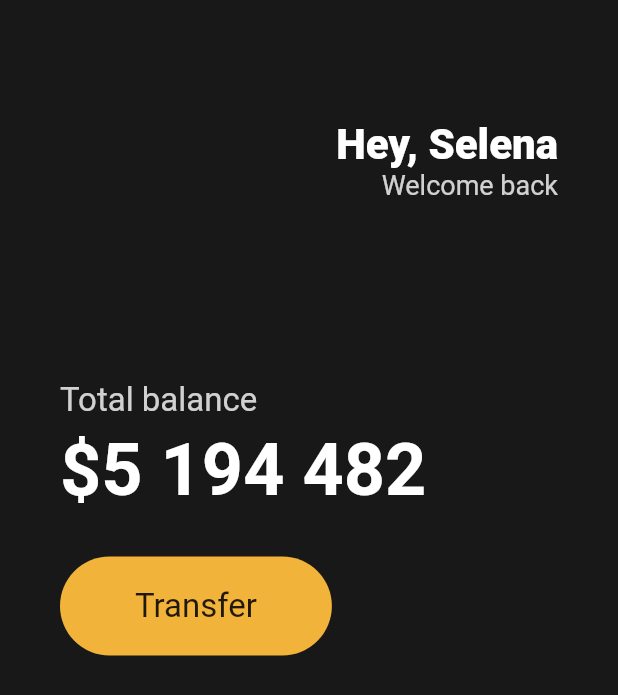
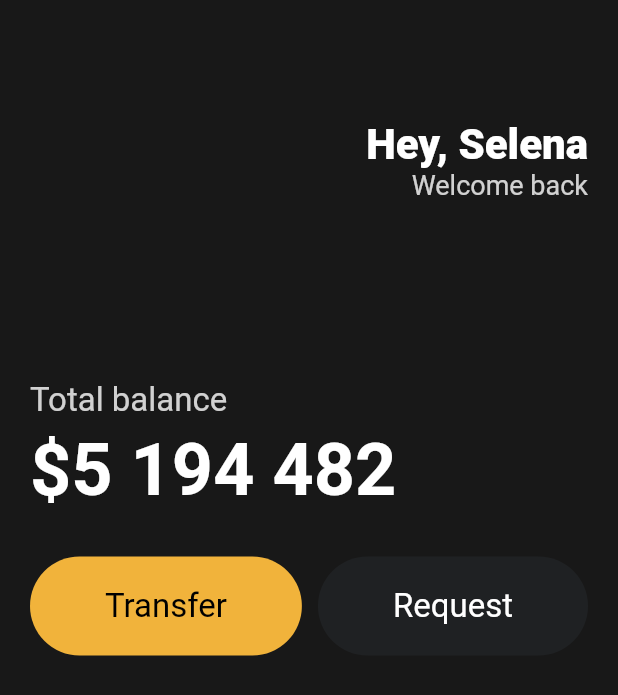
Before and after one commit to wesbin/flutter-study, a Flutter app: the screen it shows after launch, on a phone screen of 412 x 824 dp. Shown: the top 695 px of the screen. Run offline on Flutter 3.47's test engine with Material 2 defaults, Android fonts, the light colour scheme and no system bars.

Commit message:
3.5 Reusable Widgets end

```diff
--- a/toonflix/analysis_options.yaml
+++ b/toonflix/analysis_options.yaml
@@ -21,7 +21,7 @@
   # `// ignore_for_file: name_of_lint` syntax on the line or in the file
   # producing the lint.
   rules:
-    prefer_const_constructors: false
+#    prefer_const_constructors: false
     # avoid_print: false  # Uncomment to disable the `avoid_print` rule
     # prefer_single_quotes: true  # Uncomment to enable the `prefer_single_quotes` rule
 
--- a/toonflix/lib/main.dart
+++ b/toonflix/lib/main.dart
@@ -1,4 +1,5 @@
 import 'package:flutter/material.dart';
+import 'package:toonflix/widgets/button.dart';
 
 void main() {
   runApp(const App());
@@ -11,15 +12,15 @@
   Widget build(BuildContext context) {
     return MaterialApp(
       home: Scaffold(
-        backgroundColor: Color(0xFF181818),
+        backgroundColor: const Color(0xFF181818),
         body: Padding(
-          padding: EdgeInsets.symmetric(
-            horizontal: 40,
+          padding: const EdgeInsets.symmetric(
+            horizontal: 20,
           ),
           child: Column(
             crossAxisAlignment: CrossAxisAlignment.start,
             children: [
-              SizedBox(
+              const SizedBox(
                 height: 80,
               ),
               Row(
@@ -28,7 +29,7 @@
                   Column(
                     crossAxisAlignment: CrossAxisAlignment.end,
                     children: [
-                      Text(
+                      const Text(
                         "Hey, Selena",
                         style: TextStyle(
                           color: Colors.white,
@@ -47,7 +48,7 @@
                   )
                 ],
               ),
-              SizedBox(
+              const SizedBox(
                 height: 120,
               ),
               Text(
@@ -57,10 +58,10 @@
                   fontSize: 22,
                 ),
               ),
-              SizedBox(
+              const SizedBox(
                 height: 5,
               ),
-              Text(
+              const Text(
                 "\$5 194 482",
                 style: TextStyle(
                   color: Colors.white,
@@ -68,29 +69,22 @@
                   fontWeight: FontWeight.w600,
                 ),
               ),
-              SizedBox(
+              const SizedBox(
                 height: 30,
               ),
-              Row(
+              const Row(
+                mainAxisAlignment: MainAxisAlignment.spaceBetween,
                 children: [
-                  Container(
-                    decoration: BoxDecoration(
-                      color: Color(0xFFF2B33A),
-                      borderRadius: BorderRadius.circular(45),
-                    ),
-                    child: Padding(
-                      padding: EdgeInsets.symmetric(
-                        vertical: 20,
-                        horizontal: 50,
-                      ),
-                      child: Text(
-                        "Transfer",
-                        style: TextStyle(
-                          fontSize: 22,
-                        ),
-                      ),
-                    ),
-                  )
+                  Button(
+                      text: "Transfer",
+                      bgColor: Color(0xFFF1B33B),
+                      textColor: Colors.black,
+                  ),
+                  Button(
+                      text: "Request",
+                      bgColor: Color(0xFF1F2123),
+                      textColor: Colors.white,
+                  ),
                 ],
               )
             ],
--- /dev/null
+++ b/toonflix/lib/widgets/button.dart
@@ -0,0 +1,39 @@
+import 'package:flutter/cupertino.dart';
+import 'package:flutter/material.dart';
+
+class Button extends StatelessWidget {
+
+  final String text;
+  final Color bgColor;
+  final Color textColor;
+
+  const Button({
+    super.key,
+    required this.text,
+    required this.bgColor,
+    required this.textColor,
+  });
+
+  @override
+  Widget build(BuildContext context) {
+    return Container(
+      decoration: BoxDecoration(
+        color: bgColor,
+        borderRadius: BorderRadius.circular(45),
+      ),
+      child: Padding(
+        padding: const EdgeInsets.symmetric(
+          vertical: 20,
+          horizontal: 50,
+        ),
+        child: Text(
+          text,
+          style: TextStyle(
+            color: textColor,
+            fontSize: 22,
+          ),
+        ),
+      ),
+    );
+  }
+}
```
